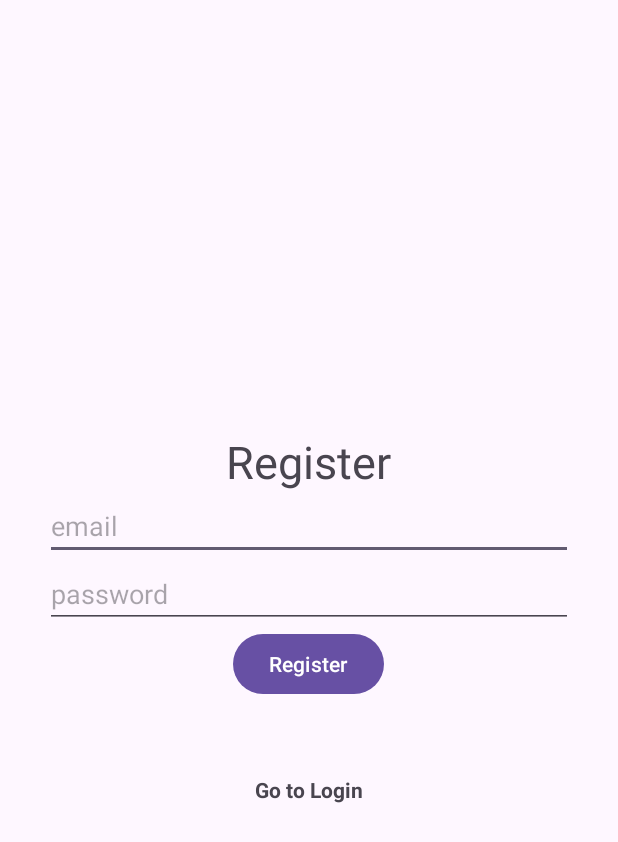
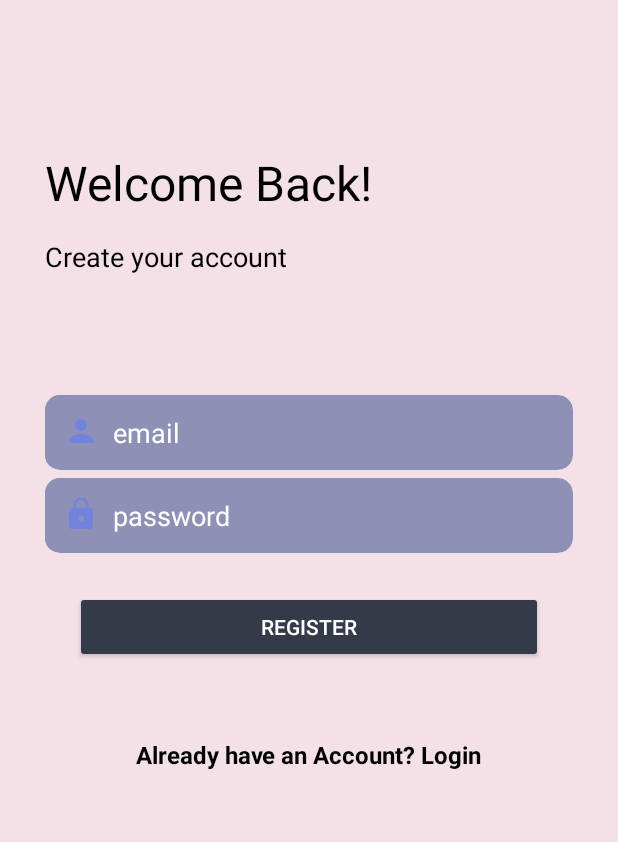
Before and after one commit to Ajay-kannan/Music_Player_App, an Android app: the Register screen opened directly, with no data from a screen before it, on a phone screen of 412 x 824 dp. Shown: the top 842 px of the screen. Run offline under Robolectric (Android 15) with nearby library versions, the light colour scheme and no system bars; our stand-ins replace Firebase (no records; nobody signed in at launch, a user with empty details on screens opened directly).

Commit message:
update some UI commit

```diff
--- a/app/build.gradle
+++ b/app/build.gradle
@@ -41,6 +41,7 @@ dependencies {
     testImplementation 'junit:junit:4.13.2'
     androidTestImplementation 'androidx.test.ext:junit:1.1.5'
     androidTestImplementation 'androidx.test.espresso:espresso-core:3.5.1'
+    implementation(platform("com.google.firebase:firebase-bom:32.1.1"))
 
     implementation 'com.squareup.picasso:picasso:2.71828'
 //    implementation 'com.android.support:appcompat-v7:28.0.0'
--- a/app/src/main/java/com/example/myapplicationdemo/Login.java
+++ b/app/src/main/java/com/example/myapplicationdemo/Login.java
@@ -72,7 +72,7 @@ public class Login extends AppCompatActivity {
                             // Sign in success, update UI with the signed-in user's information
                             Toast.makeText(getApplicationContext() , "Login successfully ", Toast.LENGTH_LONG).show();
 
-                            Intent intent = new Intent(getApplicationContext() , MainActivity.class);
+                            Intent intent = new Intent(getApplicationContext() , OtpLogin.class);
                             startActivity(intent);
                             finish();
 
--- a/app/src/main/java/com/example/myapplicationdemo/notification/CreateNotification.java
+++ b/app/src/main/java/com/example/myapplicationdemo/notification/CreateNotification.java
@@ -27,11 +27,11 @@ public class CreateNotification {
 
     public static Notification notification;
 
-    public static void createNotification(Context context, GetNotificationData track, int playbutton, int pos, int size) {
+    public static void createNotification(Context context, String track, int playbutton, int pos, int size) {
         if (Build.VERSION.SDK_INT >= Build.VERSION_CODES.O) {
             NotificationManagerCompat notificationManagerCompat = NotificationManagerCompat.from(context);
             MediaSessionCompat mediaSessionCompat = new MediaSessionCompat(context, "tag");
-            Bitmap icon = BitmapFactory.decodeResource(context.getResources(), track.getImage());
+            Bitmap icon = BitmapFactory.decodeResource(context.getResources(), R.drawable.music_note);
 
             PendingIntent pendingIntentPrevious;
             int drw_previous;
@@ -70,7 +70,7 @@ public class CreateNotification {
 
             notification = new NotificationCompat.Builder(context, CHANNEL_ID)
                     .setSmallIcon(R.drawable.ic_music_note_24)
-                    .setContentTitle(track.getSongTitle())
+                    .setContentTitle(track)
                     .setLargeIcon(icon)
                     .setOnlyAlertOnce(true)
                     .setShowWhen(false)
--- /dev/null
+++ b/app/src/main/res/drawable/baseline_lock_24.xml
@@ -0,0 +1,5 @@
+<vector android:autoMirrored="true" android:height="24dp"
+    android:tint="#7283DE" android:viewportHeight="24"
+    android:viewportWidth="24" android:width="24dp" xmlns:android="http://schemas.android.com/apk/res/android">
+    <path android:fillColor="@android:color/white" android:pathData="M18,8h-1L17,6c0,-2.76 -2.24,-5 -5,-5S7,3.24 7,6v2L6,8c-1.1,0 -2,0.9 -2,2v10c0,1.1 0.9,2 2,2h12c1.1,0 2,-0.9 2,-2L20,10c0,-1.1 -0.9,-2 -2,-2zM12,17c-1.1,0 -2,-0.9 -2,-2s0.9,-2 2,-2 2,0.9 2,2 -0.9,2 -2,2zM15.1,8L8.9,8L8.9,6c0,-1.71 1.39,-3.1 3.1,-3.1 1.71,0 3.1,1.39 3.1,3.1v2z"/>
+</vector>
--- /dev/null
+++ b/app/src/main/res/drawable/baseline_person_24.xml
@@ -0,0 +1,5 @@
+<vector android:autoMirrored="true" android:height="24dp"
+    android:tint="#7283DE" android:viewportHeight="24"
+    android:viewportWidth="24" android:width="24dp" xmlns:android="http://schemas.android.com/apk/res/android">
+    <path android:fillColor="@android:color/white" android:pathData="M12,12c2.21,0 4,-1.79 4,-4s-1.79,-4 -4,-4 -4,1.79 -4,4 1.79,4 4,4zM12,14c-2.67,0 -8,1.34 -8,4v2h16v-2c0,-2.66 -5.33,-4 -8,-4z"/>
+</vector>
--- a/app/src/main/res/layout/activity_register.xml
+++ b/app/src/main/res/layout/activity_register.xml
@@ -6,34 +6,108 @@
     android:layout_height="match_parent"
     tools:context=".Register"
     android:orientation="vertical"
-    android:gravity="center"
-    android:layout_margin="30dp"
+    android:background="#F4E1E7"
     >
 
     <TextView
         android:layout_width="wrap_content"
         android:layout_height="wrap_content"
-        android:text="@string/register"
-        android:textSize="30sp"
+        android:text="Welcome Back!"
+        android:textSize="32sp"
+        android:layout_marginTop="100dp"
+        android:layout_marginLeft="30dp"
+        android:textColor="@color/black"
         />
+    <TextView
+        android:layout_width="wrap_content"
+        android:layout_height="wrap_content"
+        android:text="Create your account "
+        android:textSize="18sp"
+        android:layout_marginTop="15dp"
+        android:layout_marginLeft="30dp"
+        android:textColor="@color/black"
+
+        />
+
+
+    <androidx.cardview.widget.CardView
+        android:layout_width="match_parent"
+        android:layout_height="50dp"
+        app:cardCornerRadius="10dp"
+        android:backgroundTint="#8e91b5"
+        android:layout_marginTop="80dp"
+        android:layout_marginLeft="30dp"
+        android:layout_marginRight="30dp"
+        >
+
+        <ImageButton
+            android:layout_width="wrap_content"
+            android:layout_height="wrap_content"
+            android:layout_marginRight="15dp"
+            android:background="#8e91b5"
+            android:minWidth="48dp"
+            android:minHeight="48dp"
+            android:src="@drawable/baseline_person_24"
+            tools:ignore="SpeakableTextPresentCheck,TouchTargetSizeCheck" />
+
         <com.google.android.material.textfield.TextInputEditText
             android:layout_width="match_parent"
+            android:layout_height="50dp"
+            android:id="@+id/email"
+            android:hint="email"
+            android:layout_marginLeft="45dp"
+            android:textColorHint="@color/white"
+            android:background="@null"
+            />
+
+    </androidx.cardview.widget.CardView>
+
+    <androidx.cardview.widget.CardView
+        android:layout_width="match_parent"
+        android:layout_height="50dp"
+        app:cardCornerRadius="10dp"
+        android:backgroundTint="#8e91b5"
+        android:layout_marginTop="5dp"
+        android:layout_marginLeft="30dp"
+        android:layout_marginRight="30dp"
+        >
+
+        <ImageButton
+            android:layout_width="wrap_content"
             android:layout_height="wrap_content"
-        android:id="@+id/email"
-        android:hint="@string/email"
-        />
+            android:layout_marginRight="15dp"
+            android:background="#8e91b5"
+            android:minWidth="48dp"
+            android:minHeight="48dp"
+            android:src="@drawable/baseline_lock_24"
+            tools:ignore="SpeakableTextPresentCheck,TouchTargetSizeCheck" />
+
         <com.google.android.material.textfield.TextInputEditText
             android:layout_width="match_parent"
-        android:layout_height="wrap_content"
+            android:layout_height="50dp"
             android:id="@+id/password"
             android:hint="@string/password"
+            android:inputType="textPassword"
+            android:layout_marginLeft="45dp"
+            android:textColorHint="@color/white"
+            android:background="@null"
             />
+
+
+    </androidx.cardview.widget.CardView>
+
+
 
     <Button
         android:id="@+id/btn_register"
-        android:layout_width="wrap_content"
+        android:layout_width="match_parent"
         android:layout_height="wrap_content"
         android:text="@string/register"
+        android:layout_marginTop="25dp"
+        android:layout_gravity="center"
+        android:backgroundTint="#353a48"
+        android:layout_marginLeft="50dp"
+        android:layout_marginRight="50dp"
         />
 
     <TextView
@@ -41,8 +115,12 @@
         android:layout_marginTop="50dp"
         android:layout_width="wrap_content"
         android:layout_height="wrap_content"
-        android:text="Go to Login"
+        android:text="Already have an Account? Login"
         android:textStyle="bold"
+        android:layout_gravity="center"
+        android:textSize="16sp"
+        android:textColor="@color/black"
+
         />
 
 </LinearLayout>
--- a/app/src/main/res/layout/fragment_notification.xml
+++ b/app/src/main/res/layout/fragment_notification.xml
@@ -26,10 +26,11 @@
             android:layout_width="match_parent"
             android:layout_height="match_parent"
             android:layout_marginRight="55dp"
-            android:hint="     Search"
+            android:hint="Search"
             android:textColor="@color/white"
             android:textColorHint="#757575"
             android:background="@null"
+            android:layout_marginLeft="12dp"
             />
 
         <ImageButton
--- a/app/src/main/res/values/themes.xml
+++ b/app/src/main/res/values/themes.xml
@@ -1,6 +1,6 @@
 <resources xmlns:tools="http://schemas.android.com/tools">
     <!-- Base application theme. -->
-    <style name="Base.Theme.MyApplicationdemo" parent="Theme.Material3.DayNight.NoActionBar">
+    <style name="Base.Theme.MyApplicationdemo" parent="Theme.AppCompat.NoActionBar">
         <!-- Customize your light theme here. -->
         <!-- <item name="colorPrimary">@color/my_light_primary</item> -->
     </style>
```
Also changed, not shown: app/src/main/AndroidManifest.xml (+5 -3 lines), app/src/main/java/com/example/myapplicationdemo/MusicPlayerActivity.java (+15 -16 lines), app/src/main/java/com/example/myapplicationdemo/OtpLogin.java (added, +191 -0 lines), app/src/main/res/drawable/back_ground_color.xml (added, +14 -0 lines), app/src/main/res/layout/activity_login.xml (+84 -12 lines), app/src/main/res/layout/activity_otp_login.xml (added, +51 -0 lines), app/src/main/res/drawable/lock_img.png (added). Lines whose indentation alone changed are shown as unchanged.
